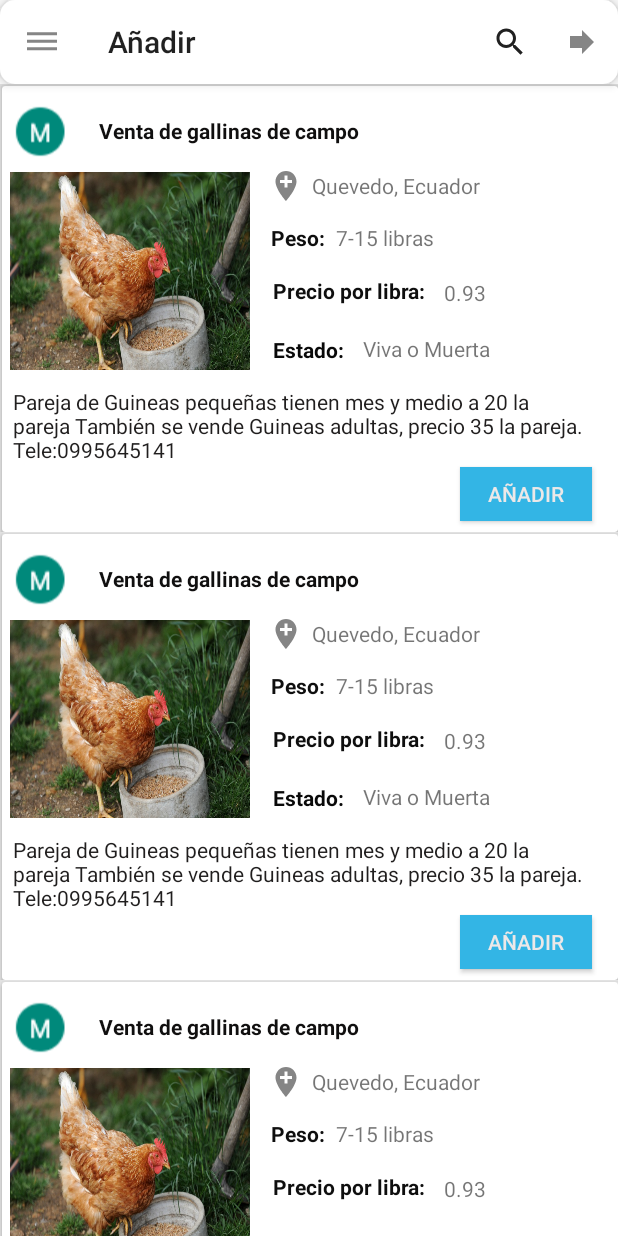
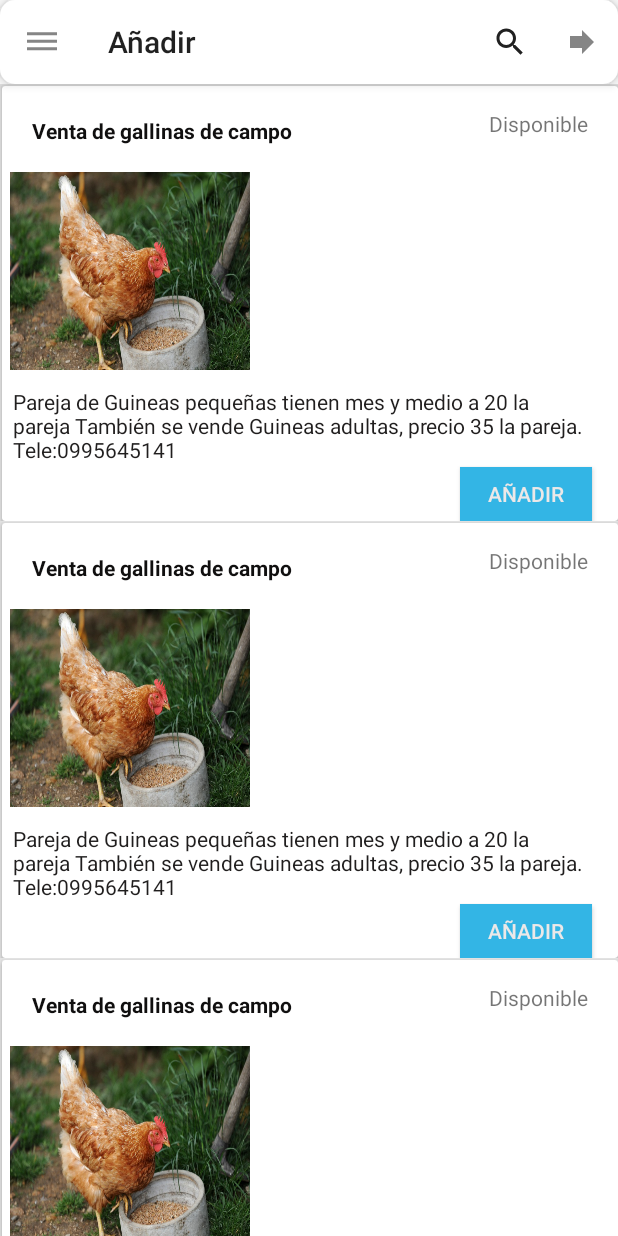
Before and after one commit to BryanMendoza1997/AppGallinas, an Android app: the IngresarProducto screen opened directly, with no data from a screen before it, on a phone screen of 412 x 824 dp. Run offline under Robolectric (Android 15) with nearby library versions, the phone set to English and light mode, and no system bars; 3 statements that could not run were skipped.

Commit message:
Commit Xavier 4

```diff
--- /dev/null
+++ b/app/src/main/java/com/example/appgallinas/Adaptadores/AdapterGallinas.java
@@ -0,0 +1,63 @@
+package com.example.appgallinas.Adaptadores;
+
+import android.view.LayoutInflater;
+import android.view.View;
+import android.view.ViewGroup;
+import android.widget.ImageView;
+import android.widget.TextView;
+
+import androidx.annotation.NonNull;
+import androidx.recyclerview.widget.RecyclerView;
+
+import com.example.appgallinas.Clases.Producto;
+import com.example.appgallinas.R;
+
+import java.util.ArrayList;
+
+public class AdapterGallinas extends RecyclerView.Adapter<AdapterGallinas.ViewHolder> {
+    private ArrayList<Producto> names;
+    public AdapterGallinas(ArrayList<Producto> names)
+    {
+        this.names=names;
+    }
+
+    @NonNull
+    @Override
+    public AdapterGallinas.ViewHolder onCreateViewHolder(@NonNull ViewGroup parent, int viewType) {
+        View view= LayoutInflater.from(parent.getContext()).inflate(R.layout.recicler_view_gallinas,null,false);
+        return new ViewHolder(view);
+    }
+
+    @Override
+    public void onBindViewHolder(@NonNull AdapterGallinas.ViewHolder holder, int position) {
+        holder.titulo.setText(names.get(position).getTitulo());
+        holder.descripcion.setText(names.get(position).getDescripción());
+        holder.fotoproducto.setImageResource(names.get(position).getFotogallina());
+        holder.fotoproveedor.setImageResource(names.get(position).getFotoprovedor());
+        holder.peso.setText(names.get(position).getPeso());
+        holder.precio.setText( String.valueOf(names.get(position).getPrecio()));
+    }
+
+    @Override
+    public int getItemCount() {
+        return names.size();
+    }
+    class ViewHolder extends RecyclerView.ViewHolder{
+        TextView titulo;
+        TextView descripcion;
+        ImageView fotoproducto;
+        ImageView fotoproveedor;
+        TextView precio;
+        TextView peso;
+        TextView estado;
+
+        public ViewHolder(@NonNull View itemView) {
+            super(itemView);
+            titulo=(TextView) itemView.findViewById(R.id.txttitulo);
+            descripcion=(TextView) itemView.findViewById(R.id.txtdescripcion);
+            fotoproducto=(ImageView) itemView.findViewById(R.id.imageproducto);
+            estado=(TextView) itemView.findViewById(R.id.txtEstado);
+        }
+
+    }
+}
--- a/app/src/main/java/com/example/appgallinas/fragments/IngresarProducto.java
+++ b/app/src/main/java/com/example/appgallinas/fragments/IngresarProducto.java
@@ -12,6 +12,7 @@
 import android.view.View;
 import android.view.ViewGroup;
 
+import com.example.appgallinas.Adaptadores.AdapterGallinas;
 import com.example.appgallinas.Adaptadores.MyAdapter;
 import com.example.appgallinas.Clases.Producto;
 import com.example.appgallinas.R;
@@ -72,12 +73,12 @@
     public View onCreateView(LayoutInflater inflater, ViewGroup container,
                              Bundle savedInstanceState) {
         // Inflate the layout for this fragment
-        View vista=inflater.inflate(R.layout.fragment_inicio, container, false);
-        recyclerView=(RecyclerView) vista.findViewById(R.id.Recyclerview);
+        View vista=inflater.inflate(R.layout.fragment_ingresar_producto, container, false);
+        recyclerView=(RecyclerView) vista.findViewById(R.id.RecyclerviewLstGallinas);
         recyclerView.setLayoutManager(new LinearLayoutManager(getContext()));
         products=new ArrayList<>();
         agregardatos();
-        MyAdapter adapter=new MyAdapter(products);
+        AdapterGallinas adapter=new AdapterGallinas(products);
         recyclerView.setAdapter(adapter);
         return vista;
 
--- a/app/src/main/res/layout/recicler_view_gallinas.xml
+++ b/app/src/main/res/layout/recicler_view_gallinas.xml
@@ -64,7 +64,7 @@
                 android:text="Añadir"
                 android:textColor="#ECE8E8" />
             <TextView
-                android:id="@+id/txtpeso"
+                android:id="@+id/txtEstado"
                 android:layout_width="wrap_content"
                 android:layout_height="wrap_content"
                 android:layout_below="@+id/txtciudad"
```
Also changed, not shown: app/src/main/ic_launcher-playstore.png, app/src/main/res/mipmap-hdpi/ic_launcher.png, app/src/main/res/mipmap-hdpi/ic_launcher_foreground.png, app/src/main/res/mipmap-hdpi/ic_launcher_round.png, app/src/main/res/mipmap-mdpi/ic_launcher.png, app/src/main/res/mipmap-mdpi/ic_launcher_foreground.png, app/src/main/res/mipmap-mdpi/ic_launcher_round.png, app/src/main/res/mipmap-xhdpi/ic_launcher.png, app/src/main/res/mipmap-xhdpi/ic_launcher_foreground.png, app/src/main/res/mipmap-xhdpi/ic_launcher_round.png, app/src/main/res/mipmap-xxhdpi/ic_launcher.png, app/src/main/res/mipmap-xxhdpi/ic_launcher_foreground.png, app/src/main/res/mipmap-xxhdpi/ic_launcher_round.png, app/src/main/res/mipmap-xxxhdpi/ic_launcher.png, 2 more files.
